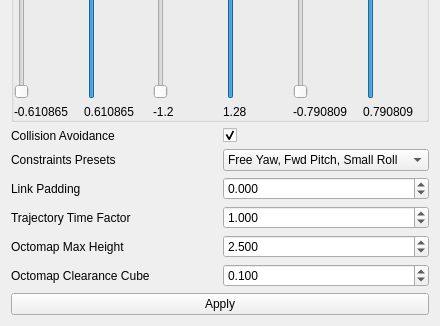
Above: vigir_ocs_back_joint_limit/src/joint_limit.ui from team-vigir/vigir_ocs_common before the change; both pictures show x 0 to 440 and y 236 to 562 of the 440 by 562 pixel window. Below: the same form after it.
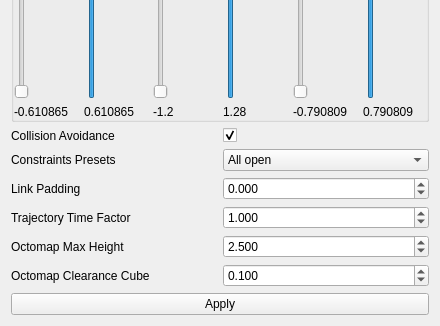
That is the form after the change.

Commit message: [vigir_ocs_back_joint_widget] * Added presets for the back joint

```diff
--- a/vigir_ocs_back_joint_limit/src/joint_limit.ui
+++ b/vigir_ocs_back_joint_limit/src/joint_limit.ui
@@ -428,7 +428,7 @@
       <item row="1" column="1">
        <widget class="QComboBox" name="Presets_comboBox">
         <property name="currentIndex">
-         <number>2</number>
+         <number>0</number>
         </property>
         <item>
          <property name="text">
```
Left out of the diff: 5 changed lines with no effect on the pictures. The commit also changes 1 other file.
